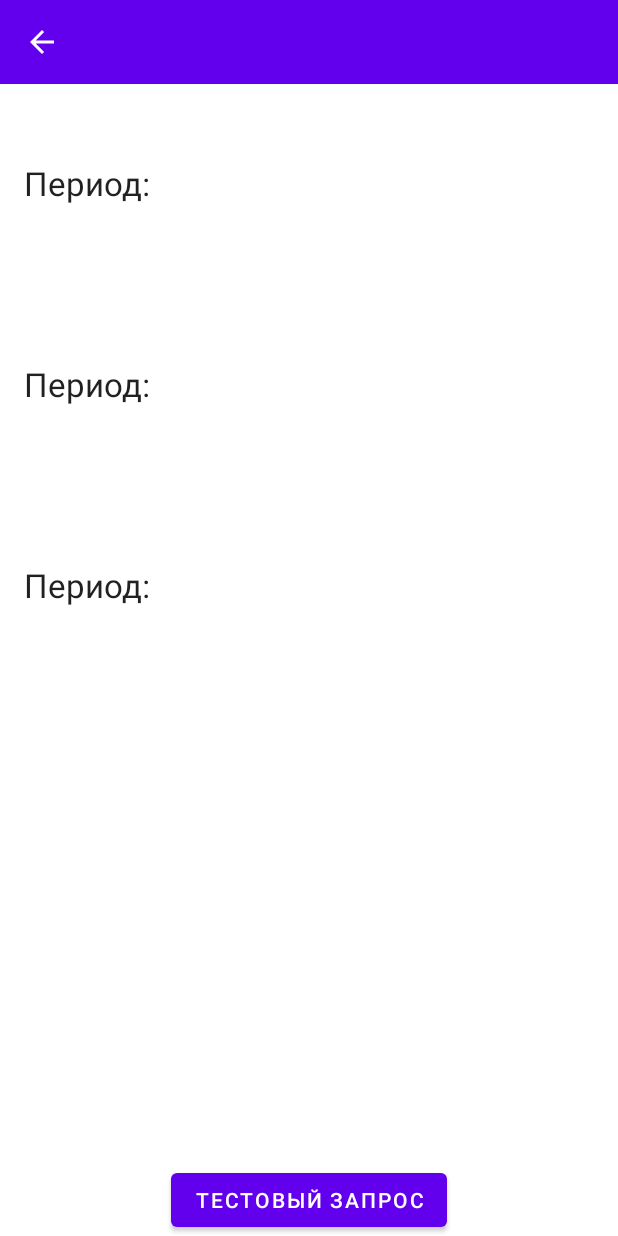
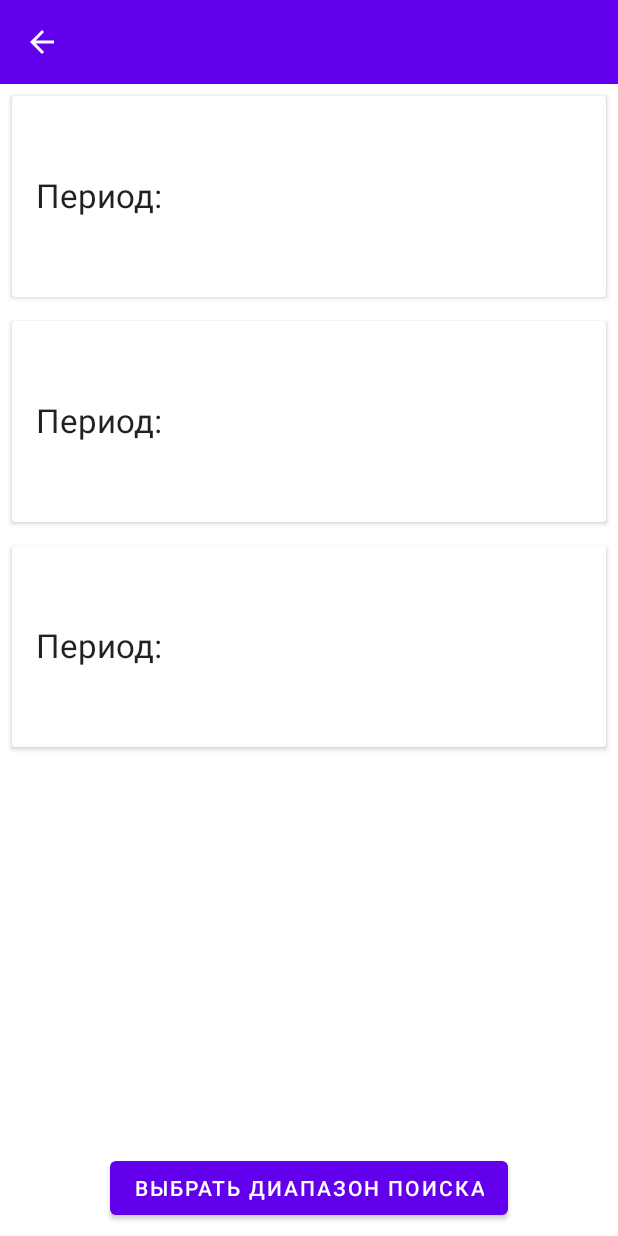
Before and after one commit to Andrei-Pronko/PrototechTestApp, an Android app: the layout fragment_signals.xml on its own in the app's theme, with its tools: preview values and no code run, on a phone screen of 412 x 824 dp. Run offline under Robolectric (Android 15) with nearby library versions, the phone set to English and light mode, and no system bars.

Commit message:
updated layouts, change toolbar theme

```diff
--- a/app/src/main/res/layout/fragment_login.xml
+++ b/app/src/main/res/layout/fragment_login.xml
@@ -9,6 +9,7 @@
         android:layout_width="match_parent"
         android:layout_height="?android:actionBarSize"
         android:background="@color/colorPrimary"
+        android:theme="@style/ToolBarStyle"
         app:layout_constraintEnd_toEndOf="parent"
         app:layout_constraintStart_toStartOf="parent"
         app:layout_constraintTop_toTopOf="parent" />
@@ -25,7 +26,7 @@
         android:layout_width="wrap_content"
         android:layout_height="wrap_content"
         android:text="@string/text_enter_account"
-        android:textAppearance="@style/TextAppearance.AppCompat.Title"
+        android:textAppearance="@style/TextAppearance.AppCompat.Display1"
         app:layout_constraintEnd_toEndOf="parent"
         app:layout_constraintStart_toStartOf="parent"
         app:layout_constraintTop_toTopOf="@+id/guideline" />
--- a/app/src/main/res/layout/fragment_signals.xml
+++ b/app/src/main/res/layout/fragment_signals.xml
@@ -10,6 +10,7 @@
         android:layout_width="match_parent"
         android:layout_height="?android:actionBarSize"
         android:background="@color/colorPrimary"
+        android:theme="@style/ToolBarStyle"
         app:layout_constraintEnd_toEndOf="parent"
         app:layout_constraintStart_toStartOf="parent"
         app:layout_constraintTop_toTopOf="parent"
@@ -44,7 +45,8 @@
         android:id="@+id/button_get_signals"
         android:layout_width="wrap_content"
         android:layout_height="wrap_content"
-        android:text="Тестовый запрос"
+        android:layout_marginBottom="8dp"
+        android:text="@string/button_text_choice_date_range"
         app:layout_constraintBottom_toBottomOf="parent"
         app:layout_constraintEnd_toEndOf="parent"
         app:layout_constraintStart_toStartOf="parent" />
--- a/app/src/main/res/layout/item_forex_signal.xml
+++ b/app/src/main/res/layout/item_forex_signal.xml
@@ -1,6 +1,16 @@
 <?xml version="1.0" encoding="utf-8"?>
-<androidx.constraintlayout.widget.ConstraintLayout xmlns:android="http://schemas.android.com/apk/res/android"
+<androidx.cardview.widget.CardView xmlns:android="http://schemas.android.com/apk/res/android"
     xmlns:app="http://schemas.android.com/apk/res-auto"
+    xmlns:tools="http://schemas.android.com/tools"
+    android:layout_width="match_parent"
+    android:layout_height="wrap_content"
+    android:layout_marginStart="8dp"
+    android:layout_marginTop="8dp"
+    android:layout_marginEnd="8dp"
+    android:layout_marginBottom="8dp"
+    tools:ignore="ContentDescription">
+
+    <androidx.constraintlayout.widget.ConstraintLayout
         android:layout_width="match_parent"
         android:layout_height="wrap_content">
 
@@ -64,3 +74,4 @@
             app:layout_constraintStart_toStartOf="@+id/textView_period_title"
             app:layout_constraintTop_toBottomOf="@+id/textView_period_title" />
     </androidx.constraintlayout.widget.ConstraintLayout>
+</androidx.cardview.widget.CardView>
--- a/app/src/main/res/values/strings.xml
+++ b/app/src/main/res/values/strings.xml
@@ -4,7 +4,10 @@
     <string name="fragment_login_title">Авторизация</string>
     <string name="fragment_signals_title">Сигналы</string>
 
+    <string name="dialog_title_choice_date_range">Выберите даты поиска</string>
+
     <string name="text_enter_account">Вход в аккаунт</string>
-    <string name="button_text_auth">Вход в систему</string>
+    <string name="button_text_auth">Авторизация</string>
     <string name="text_signal_period">Период:</string>
+    <string name="button_text_choice_date_range">Выбрать диапазон поиска</string>
 </resources>
--- a/app/src/main/res/values/styles.xml
+++ b/app/src/main/res/values/styles.xml
@@ -6,4 +6,10 @@
         <item name="colorPrimaryDark">@color/colorPrimaryDark</item>
         <item name="colorAccent">@color/colorAccent</item>
     </style>
+
+    <style name="ToolBarStyle" parent="Theme.MaterialComponents.DayNight">
+        <item name="android:textColorPrimary">@android:color/white</item>
+        <item name="android:textColorSecondary">@android:color/white</item>
+        <item name="actionMenuTextColor">@android:color/white</item>
+    </style>
 </resources>
```
Lines whose indentation alone changed are shown as unchanged.
